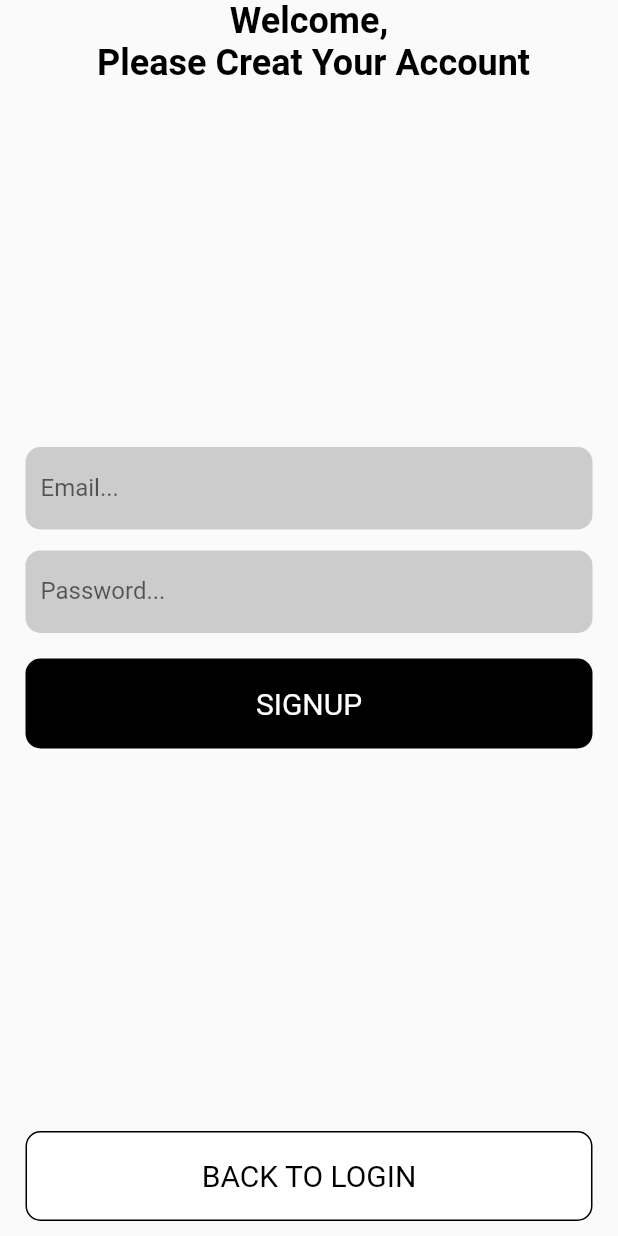
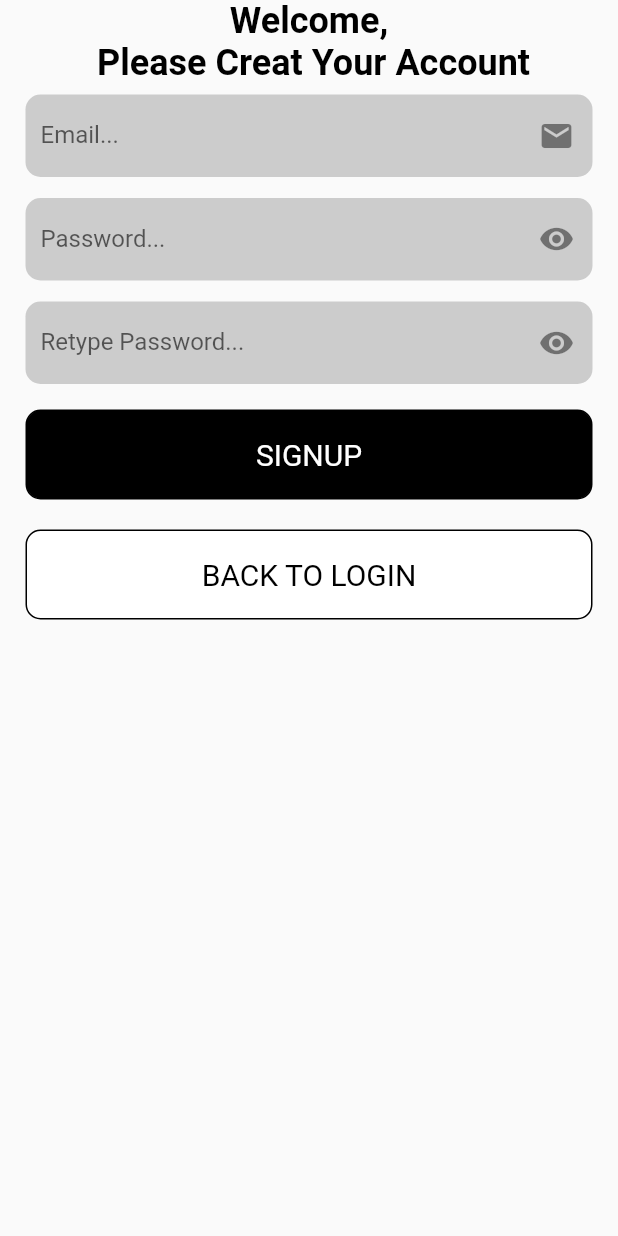
Before and after one commit to ZahangirAlamJP/flutter_example, a Flutter app: the LogUpScreen screen opened directly, on a phone screen of 412 x 824 dp. Run offline on Flutter 3.47's test engine with Material 2 defaults, Android fonts, the phone set to English and light mode, and no system bars; our stand-ins replace firebase_core; accounts and stored records are empty.

Commit message:
SignUp Form

```diff
--- a/lib/screen/signup_screen.dart
+++ b/lib/screen/signup_screen.dart
@@ -4,13 +4,37 @@ import 'package:flutter_example/utils/styles.dart';
 import 'package:flutter_example/widgets/ecoTextField.dart';
 import 'package:flutter_example/widgets/eco_button.dart';
 
-class LogUpScreen extends StatelessWidget {
-  const LogUpScreen({ Key? key }) : super(key: key);
+class LogUpScreen extends StatefulWidget {
+  @override
+  State<LogUpScreen> createState() => _LogUpScreenState();
+}
+
+class _LogUpScreenState extends State<LogUpScreen> {
+ // const LogUpScreen({ Key? key }) : super(key: key);
+  TextEditingController emailC= TextEditingController();
+
+   TextEditingController passwordC = TextEditingController();
+
+      TextEditingController retypepasswordC = TextEditingController();
+      FocusNode? passwordFocus;
+      FocusNode? reTypePasswordFocus;
+
+
+      bool isPassword = true;
+      bool isRetryPassword = true;
+   @override
+  void dispose() {
+    emailC.dispose();
+    passwordC.dispose();
+    retypepasswordC.dispose();
+    super.dispose();
+  }
 
   @override
   Widget build(BuildContext context) {
     return Scaffold(
       body: SafeArea(
+        child: SingleChildScrollView(
           child: Container(
             width: double.infinity,
             child: Column(
@@ -19,9 +43,48 @@ class LogUpScreen extends StatelessWidget {
               Text("Welcome,\n Please Creat Your Account",textAlign: TextAlign.center,style: EcoStyle.boldStyle,),
               Column(
                 children: [
-                Form(child: Column(children: [
-                  EcoTextField(hintText: "Email...",),
-                  EcoTextField(hintText: "Password...",),
+                  SingleChildScrollView(
+                    child: Form(child: Column(children: [
+                      EcoTextField(
+                        controller: emailC,
+                        hintText: "Email...",
+                        inputAction: TextInputAction.next,
+
+                        icon: Icon(Icons.email),),
+                      EcoTextField(
+                        IsPassword: isPassword,
+                        check: true,
+                        inputAction: TextInputAction.next,
+
+                        controller: passwordC,
+
+                        hintText: "Password...",
+                        icon: IconButton(onPressed: (){
+                          setState(() {
+                            isPassword = !isPassword;
+                          });
+
+                        }, icon: isPassword
+                        ?const Icon(Icons.visibility)
+                        :const Icon(Icons.visibility_off),
+                        ),
+                        ),
+
+                       EcoTextField(
+                         IsPassword: isRetryPassword,
+                         controller: retypepasswordC,
+                         hintText: "Retype Password...",
+                         icon: IconButton(onPressed: (){
+                          setState(() {
+                            isRetryPassword = !isRetryPassword;
+                          });
+
+                        }, icon: isRetryPassword
+                        ?const Icon(Icons.visibility)
+                        :const Icon(Icons.visibility_off),
+                        ),
+
+                         ),
                       EcoButton(title: "SIGNUP",
                       isLoginButtom: true,),
 
@@ -29,19 +92,20 @@ class LogUpScreen extends StatelessWidget {
 
 
                     ),
+                  ),
 
                 ],
               ),
               EcoButton(title: "BACK TO LOGIN",
               onPress: () {
-                            Navigator.push(context, MaterialPageRoute(builder: (_)=>LoginScreen()));
-
+                Navigator.pop(context);
                                 },
                       isLoginButtom: false,),
             ],
             ),
             ),
         ),
+      ),
     );
   }
 }
--- a/lib/widgets/ecoTextField.dart
+++ b/lib/widgets/ecoTextField.dart
@@ -1,8 +1,47 @@
 import 'package:flutter/material.dart';
 
-class EcoTextField extends StatelessWidget {
+class EcoTextField extends StatefulWidget {
 String? hintText;
-EcoTextField({this.hintText});
+TextEditingController? controller;
+String? Function(String?)? validate;
+Widget? icon;
+bool IsPassword;
+bool check;
+final TextInputAction? inputAction;
+final FocusNode? focusNode;
+
+
+EcoTextField({
+this.hintText,
+this.controller,
+this.validate,
+this.IsPassword = false,
+this.icon,
+this.check = false,
+this.inputAction,
+this.focusNode,
+});
+
+  @override
+  State<EcoTextField> createState() => _EcoTextFieldState();
+}
+
+class _EcoTextFieldState extends State<EcoTextField> {
+
+  bool visible = false;
+
+  // Icon iconChecker() {
+  //   if (widget.IsPassword == false && widget.check == false) {
+  //     return Icon(Icons.email);
+  //   }
+  //   else if(widget.IsPassword == false) {
+  //     return Icon(Icons.visibility);
+  //   }
+  //   else {
+  //     return Icon(Icons.visibility_off);
+  //   }
+  // }
+
 
   @override
   Widget build(BuildContext context) {
@@ -14,10 +53,29 @@ EcoTextField({this.hintText});
       ),
 
       child: TextFormField(
+        focusNode: widget.focusNode,
+        textInputAction: widget.inputAction,
+        controller: widget.controller,
+
+        validator: widget.validate,
+        obscureText: widget.IsPassword == false ? false : widget.IsPassword,
         decoration: InputDecoration(
           border: InputBorder.none,
         //  labelText: "Enter Email",
-        labelText: hintText ?? "hint Text",
+        labelText: widget.hintText ?? "hint Text",
+        // suffixIcon: IconButton(onPressed: () {
+        //   if (widget.IsPassword == false) {
+        //     setState(() {
+        //       widget.IsPassword= true;
+        //     });
+        //   } else {
+        //     setState(() {
+        //       widget.IsPassword = false;
+        //     });
+        //   }
+        // }, icon: iconChecker(),
+     //   ),
+     suffixIcon: widget.icon,
           contentPadding: EdgeInsets.all(10),
         ),
       ),
```
Also changed, not shown: lib/screen/login_screen.dart (+24 -2 lines), lib/services/firebase_services.dart (added, +26 -0 lines). Lines whose indentation alone changed are shown as unchanged.
